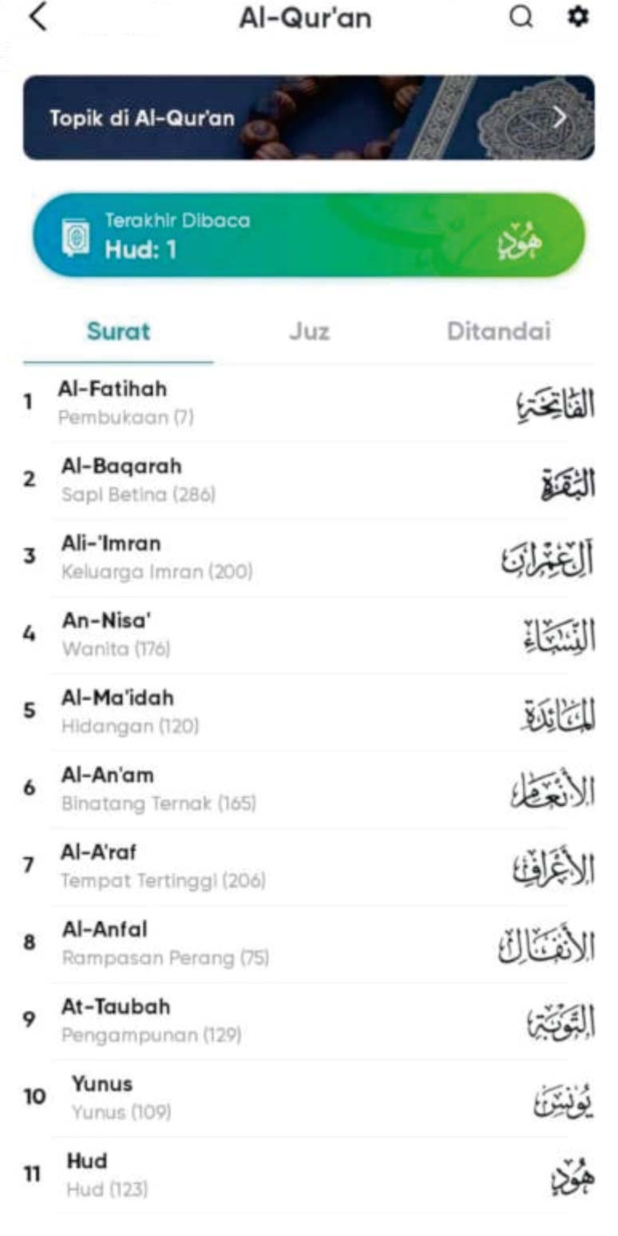
After one commit to irwantoadi/dalibin, an Android app: the AlquranActivity screen opened directly, with no data from a screen before it, on a phone screen of 412 x 824 dp. The commit adds this screen. Run offline under Robolectric (Android 15) with nearby library versions, the phone set to English and light mode, and no system bars.

Commit message:
add alquran activity

```diff
--- a/app/src/main/AndroidManifest.xml
+++ b/app/src/main/AndroidManifest.xml
@@ -13,6 +13,9 @@
         android:supportsRtl="true"
         android:theme="@style/Theme.Dalibin.NoActionBar"
         tools:targetApi="31">
+        <activity
+            android:name=".AlquranActivity"
+            android:exported="false" />
         <activity
             android:name=".BinbookComicWudhuActivity"
             android:exported="false" />
--- /dev/null
+++ b/app/src/main/java/com/irwantoadi/dalibin/AlquranActivity.kt
@@ -0,0 +1,17 @@
+package com.irwantoadi.dalibin
+
+import androidx.appcompat.app.AppCompatActivity
+import android.os.Bundle
+import android.widget.Button
+
+class AlquranActivity : AppCompatActivity() {
+    override fun onCreate(savedInstanceState: Bundle?) {
+        super.onCreate(savedInstanceState)
+        setContentView(R.layout.activity_alquran)
+        val btn_back: Button = findViewById(R.id.btn_back)
+
+        btn_back.setOnClickListener {
+            finish()
+        }
+    }
+}
--- a/app/src/main/java/com/irwantoadi/dalibin/MainActivity.kt
+++ b/app/src/main/java/com/irwantoadi/dalibin/MainActivity.kt
@@ -10,9 +10,15 @@ class MainActivity : AppCompatActivity() {
         super.onCreate(savedInstanceState)
         setContentView(R.layout.activity_main)
         val btn_menu_1: ImageButton = findViewById(R.id.btn_menu_1)
+        val btn_menu_6: ImageButton = findViewById(R.id.btn_menu_6)
+
         btn_menu_1.setOnClickListener {
             val intent = Intent(this@MainActivity, BinbookActivity::class.java)
             startActivity(intent)
         }
+        btn_menu_6.setOnClickListener {
+            val intent = Intent(this@MainActivity, AlquranActivity::class.java)
+            startActivity(intent)
+        }
     }
 }
--- /dev/null
+++ b/app/src/main/res/layout/activity_alquran.xml
@@ -0,0 +1,37 @@
+<?xml version="1.0" encoding="utf-8"?>
+<androidx.constraintlayout.widget.ConstraintLayout xmlns:android="http://schemas.android.com/apk/res/android"
+    xmlns:app="http://schemas.android.com/apk/res-auto"
+    xmlns:tools="http://schemas.android.com/tools"
+    android:layout_width="match_parent"
+    android:layout_height="match_parent"
+    tools:context=".AlquranActivity">
+    <Button
+        android:id="@+id/btn_back"
+        android:layout_width="70dp"
+        android:layout_height="wrap_content"
+        android:background="#00FFFFFF"
+        app:layout_constraintTop_toTopOf="parent"
+        app:layout_constraintStart_toStartOf="parent"/>
+    <LinearLayout
+        android:layout_width="match_parent"
+        android:layout_height="match_parent"
+        android:orientation="vertical">
+        <ImageView
+            android:layout_width="match_parent"
+            android:layout_height="wrap_content"
+            android:src="@drawable/alquran"
+            android:layout_marginTop="0dp"
+            android:adjustViewBounds="true"/>
+
+        <ScrollView
+            android:layout_width="match_parent"
+            android:layout_height="match_parent">
+            <ImageView
+                android:layout_width="match_parent"
+                android:layout_height="wrap_content"
+                android:src="@drawable/list_surat"
+                android:layout_marginTop="0dp"
+                android:adjustViewBounds="true"/>
+        </ScrollView>
+    </LinearLayout>
+</androidx.constraintlayout.widget.ConstraintLayout>
```
Also changed, not shown: app/src/main/res/drawable/alquran.jpg (added), app/src/main/res/drawable/list_surat.jpg (added).
